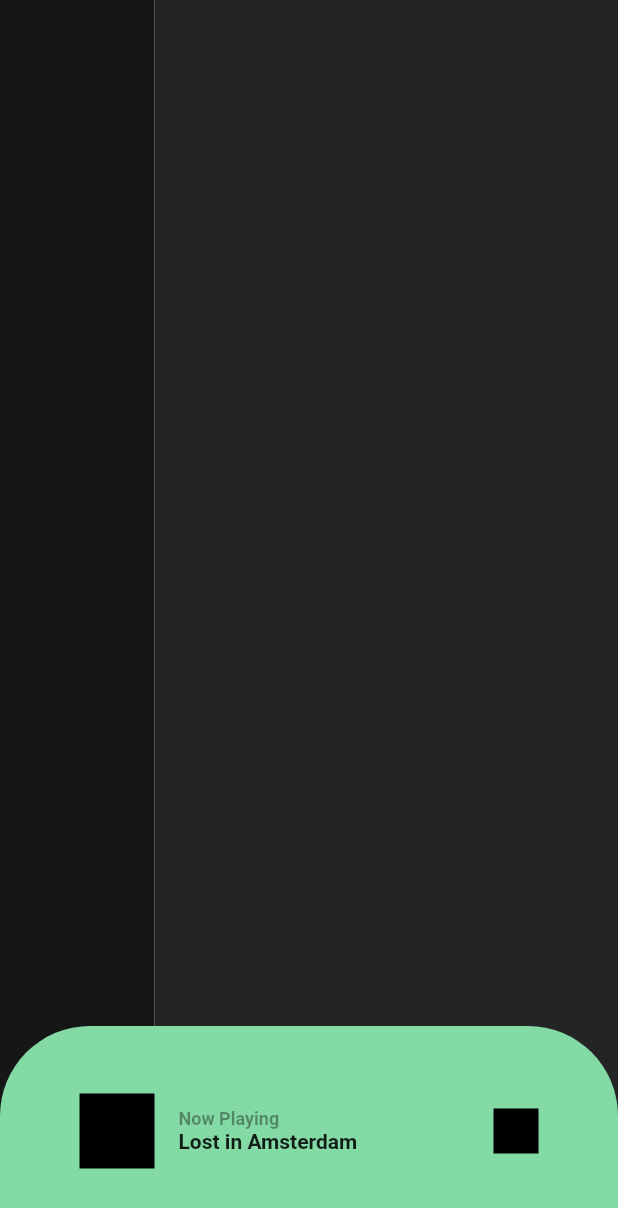
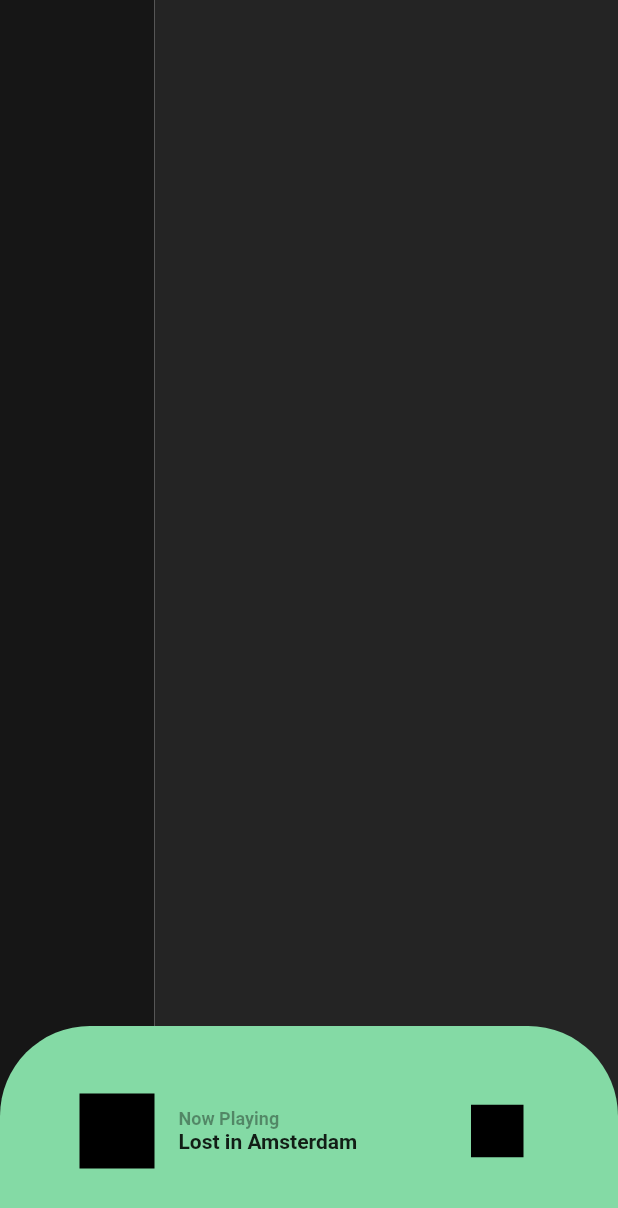
Before and after one commit to BernatCasanas/Song_Dispositius, a Flutter app: the screen it shows after launch, on a phone screen of 412 x 824 dp. Shown: the top 1208 px of the screen. Run offline on Flutter 3.47's test engine with Material 2 defaults, Android fonts, the phone set to English and light mode, and no system bars; missing offline and left inert: dart:html.

Commit message:
polish position conainers songplaying

```diff
--- a/myapp/lib/SongPlaying.dart
+++ b/myapp/lib/SongPlaying.dart
@@ -53,12 +53,13 @@ class SongPlaying extends StatelessWidget {
               ),
             ],
           ),
-          SizedBox(width: 70),
+          SizedBox(width: 55),
           Container(
-            width: 30,
-            height: 30,
+            width: 35,
+            height: 35,
             color: Colors.black,
           ),
+          SizedBox(width: 10),
         ],
       ),
     );
```
